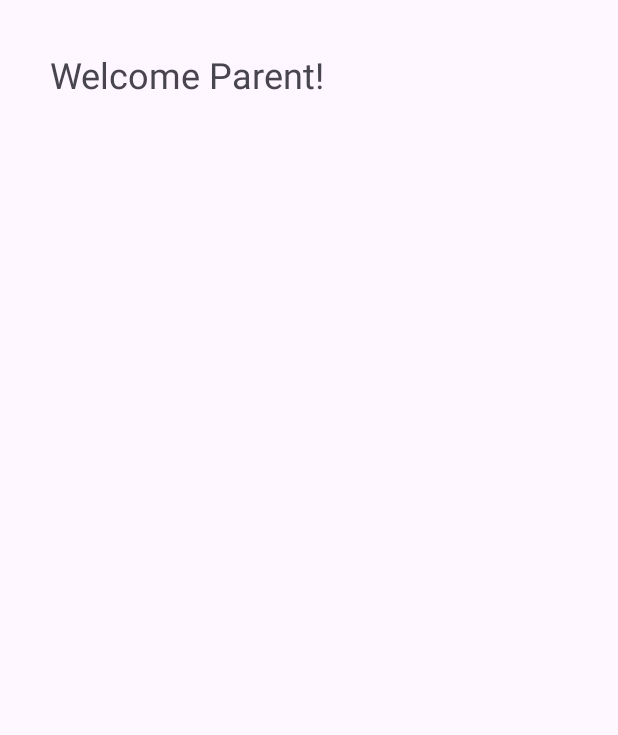
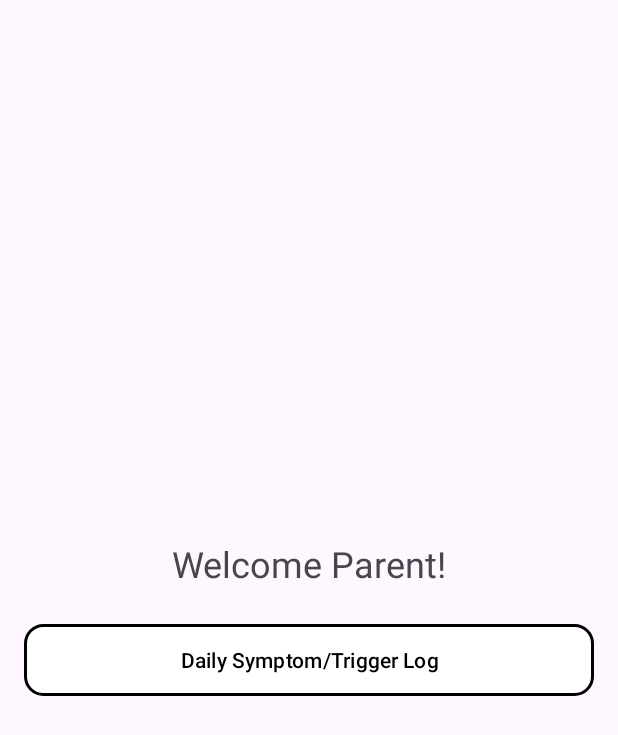
Before and after one commit to rossjspencer/breathe07, an Android app: the ParentHomeActivity screen opened directly, with no data from a screen before it, on a phone screen of 412 x 824 dp. Shown: the top 735 px of the screen. Run offline under Robolectric (Android 15) with nearby library versions, the phone set to English and light mode, and no system bars.

Commit message:
Added daily symptom and trigger logging feature for Parents

```diff
--- a/app/src/main/AndroidManifest.xml
+++ b/app/src/main/AndroidManifest.xml
@@ -11,6 +11,7 @@
         android:roundIcon="@mipmap/ic_launcher_round"
         android:supportsRtl="true"
         android:theme="@style/Theme.SmartAir">
+        <activity android:name=".DailyLogActivity" />
         <activity android:name=".ParentHomeActivity" />
         <activity android:name=".ProviderHomeActivity" />
         <activity
--- a/app/src/main/java/com/example/smartair/LoginActivity.java
+++ b/app/src/main/java/com/example/smartair/LoginActivity.java
@@ -82,12 +82,13 @@ public class LoginActivity extends AppCompatActivity {
 
                                 @Override
                                 public void onCancelled(DatabaseError error) {
-                                    Toast.makeText(LoginActivity.this, "Database error!", Toast.LENGTH_LONG).show();
+                                    Toast.makeText(LoginActivity.this, "Database error: " + error.getMessage(), Toast.LENGTH_LONG).show();
                                 }
                             });
                         }
                         else {
-                            Toast.makeText(LoginActivity.this, "Login failed!!", Toast.LENGTH_LONG).show();
+                            String error = task.getException() != null ? task.getException().getMessage() : "Unknown error";
+                            Toast.makeText(LoginActivity.this, "Login failed: " + error, Toast.LENGTH_LONG).show();
                         }
                     }
                 });
--- a/app/src/main/java/com/example/smartair/ParentHomeActivity.java
+++ b/app/src/main/java/com/example/smartair/ParentHomeActivity.java
@@ -1,7 +1,8 @@
 package com.example.smartair;
 
+import android.content.Intent;
 import android.os.Bundle;
-import android.widget.TextView;
+import android.widget.Button;
 import androidx.appcompat.app.AppCompatActivity;
 
 public class ParentHomeActivity extends AppCompatActivity {
@@ -9,12 +10,11 @@ public class ParentHomeActivity extends AppCompatActivity {
     @Override
     protected void onCreate(Bundle savedInstanceState) {
         super.onCreate(savedInstanceState);
+        setContentView(R.layout.activity_parent_home);
 
-        TextView tv = new TextView(this);
-        tv.setTextSize(24);
-        tv.setText("Welcome Parent!");
-        tv.setPadding(50, 50, 50, 50);
-
-        setContentView(tv);
+        Button logButton = findViewById(R.id.log_symptoms_button);
+        logButton.setOnClickListener(v -> {
+            startActivity(new Intent(ParentHomeActivity.this, DailyLogActivity.class));
+        });
     }
 }
--- a/app/src/main/java/com/example/smartair/RegisterActivity.java
+++ b/app/src/main/java/com/example/smartair/RegisterActivity.java
@@ -88,12 +88,14 @@ public class RegisterActivity extends AppCompatActivity {
                                             startActivity(new Intent(RegisterActivity.this, MainActivity.class));
                                             finish();
                                         } else {
-                                            Toast.makeText(RegisterActivity.this, "Database error!", Toast.LENGTH_LONG).show();
+                                            String dbError = dbTask.getException() != null ? dbTask.getException().getMessage() : "Unknown DB error";
+                                            Toast.makeText(RegisterActivity.this, "Database error: " + dbError, Toast.LENGTH_LONG).show();
                                         }
                                     });
 
                         } else {
-                            Toast.makeText(RegisterActivity.this, "Registration failed! Please try again later", Toast.LENGTH_LONG).show();
+                            String error = task.getException() != null ? task.getException().getMessage() : "Unknown Auth error";
+                            Toast.makeText(RegisterActivity.this, "Registration failed: " + error, Toast.LENGTH_LONG).show();
                         }
                     }
                 });
--- /dev/null
+++ b/app/src/main/res/layout/activity_parent_home.xml
@@ -0,0 +1,23 @@
+<?xml version="1.0" encoding="utf-8"?>
+<LinearLayout xmlns:android="http://schemas.android.com/apk/res/android"
+    android:layout_width="match_parent"
+    android:layout_height="match_parent"
+    android:orientation="vertical"
+    android:gravity="center"
+    android:padding="16dp">
+
+    <TextView
+        android:layout_width="wrap_content"
+        android:layout_height="wrap_content"
+        android:text="Welcome Parent!"
+        android:textSize="24sp"
+        android:paddingBottom="24dp"/>
+
+    <Button
+        android:id="@+id/log_symptoms_button"
+        android:layout_width="match_parent"
+        android:layout_height="wrap_content"
+        android:text="Daily Symptom/Trigger Log"
+        android:textColor="#000000"/>
+
+</LinearLayout>
```
Also changed, not shown: app/src/main/java/com/example/smartair/DailyLogActivity.java (added, +112 -0 lines), app/src/main/java/com/example/smartair/SymptomLog.java (added, +23 -0 lines), app/src/main/res/layout/activity_daily_log.xml (added, +96 -0 lines).
